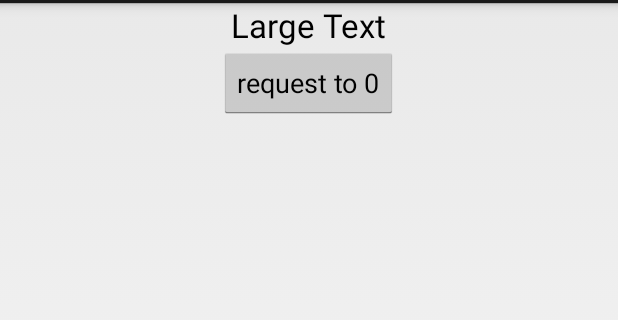
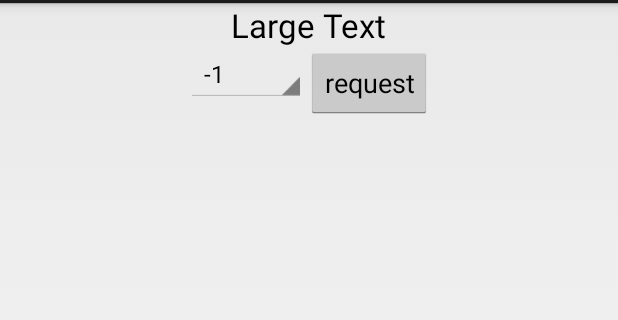
Before and after one commit to nilsen340/JohnsElevator, an Android app: the layout fragment_elevator.xml on its own in the app's theme, with its tools: preview values and no code run, on a phone screen of 412 x 824 dp, the part 69-389 px from its top. Run offline under Robolectric (Android 15) with nearby library versions, the phone set to English and light mode, and no system bars.

Commit message:
Updated GUI with spinners for selecting floor
floors are now divided into basement and over ground floors

```diff
--- a/app/src/main/java/com/nilsen340/johnselevator/app/Elevator.java
+++ b/app/src/main/java/com/nilsen340/johnselevator/app/Elevator.java
@@ -18,7 +18,9 @@ public class Elevator implements Engine.EngineListener {
 
     private static final String TAG = "com.nilsen340.johnselevator.Elevator";
 
-    public static final int NUM_FLOORS = 8;
+    public static final int OVER_GROUND_FLOORS = 7;
+    public static final int BASEMENT_FLOORS = 1;
+    public static final int NUM_FLOORS = OVER_GROUND_FLOORS + BASEMENT_FLOORS;
 
     private int currentFloor;
     private int wantedFloor;
@@ -43,6 +45,7 @@ public class Elevator implements Engine.EngineListener {
     public void requestElevatorToFloor(int floorNum) {
         Log.d(TAG, "request to floor " + floorNum + " current: " + currentFloor + " movement: " + movement + " isServing: " + isServing);
         if(isServing && isBetweenCurrentAndWanted(floorNum)){
+            Log.d(TAG, "adding floor " + floorNum + " to planned stops");
             plannedStops.add(floorNum);
             return;
         }
@@ -61,6 +64,7 @@ public class Elevator implements Engine.EngineListener {
         Log.d(TAG, "engine notified we're on floor: " + currentFloor);
         if(isCurrentPlannedStop()){
             performPlannedStop();
+            return;
         }
         if(wantedFloor < currentFloor){
             executeRequest(wantedFloor);
@@ -73,6 +77,7 @@ public class Elevator implements Engine.EngineListener {
         notifyListenersCurrentFloorChanged();
         if(isCurrentPlannedStop()){
             performPlannedStop();
+            return;
         }
         if(wantedFloor > currentFloor) {
             executeRequest(wantedFloor);
@@ -126,7 +131,6 @@ public class Elevator implements Engine.EngineListener {
                 }
             }
         });
-        service.shutdown();
     }
 
     private void notifyStopTimeUp(){
@@ -169,7 +173,7 @@ public class Elevator implements Engine.EngineListener {
 
     private void notifyListenersCurrentFloorChanged(){
         for(ElevatorEventListener listener : listeners){
-            listener.currentFloorChanged(currentFloor);
+            listener.currentFloorChanged(currentFloor - BASEMENT_FLOORS);
         }
     }
 
@@ -179,7 +183,19 @@ public class Elevator implements Engine.EngineListener {
         }
     }
 
-    public int getCurrentFloor(){
+    /**
+     * gets current floor
+     * @return current floor
+     */
+    public int getCurrentFloor() {
+        return currentFloor - BASEMENT_FLOORS;
+    }
+
+    /**
+     * gets current floor when floor count starts on 0
+     * @return absolute current floor
+     */
+    public int getAbsoluteCurrentFloor(){
         return currentFloor;
     }
 
@@ -223,6 +239,14 @@ public class Elevator implements Engine.EngineListener {
         return listeners.size();
     }
 
+    public static List<Integer> getAvailableFloors() {
+        List<Integer> floors = new ArrayList<Integer>();
+        for(int i = 0; i < NUM_FLOORS; i++){
+            floors.add(i -  BASEMENT_FLOORS);
+        }
+        return floors;
+    }
+
     public interface ElevatorEventListener{
         void stoppedOnFloor(int floor);
         void currentFloorChanged(int currentFloor);
--- /dev/null
+++ b/app/src/main/java/com/nilsen340/johnselevator/app/ElevatorSpinner.java
@@ -0,0 +1,21 @@
+package com.nilsen340.johnselevator.app;
+
+import android.content.Context;
+import android.util.AttributeSet;
+import android.widget.ArrayAdapter;
+import android.widget.Spinner;
+
+
+/**
+ * Created by john on 27/04/14.
+ */
+public class ElevatorSpinner extends Spinner {
+
+
+    public ElevatorSpinner(Context context, AttributeSet attrs) {
+        super(context, attrs);
+        ArrayAdapter<Integer> adapter = new ArrayAdapter<Integer>(context, android.R.layout.simple_spinner_item);
+        adapter.addAll(Elevator.getAvailableFloors());
+        this.setAdapter(adapter);
+    }
+}
--- a/app/src/main/res/layout/fragment_elevator.xml
+++ b/app/src/main/res/layout/fragment_elevator.xml
@@ -6,11 +6,6 @@
 
     <include layout="@layout/elevator_indicator"/>
 
-    <Button
-        android:layout_width="wrap_content"
-        android:layout_height="wrap_content"
-        android:text="@string/request_to_zero"
-        android:id="@+id/request_to_zero"
-        android:layout_gravity="center_horizontal" />
+    <include layout="@layout/request_elevator_view"/>
 
 </LinearLayout>
--- /dev/null
+++ b/app/src/main/res/layout/request_elevator_view.xml
@@ -0,0 +1,20 @@
+<?xml version="1.0" encoding="utf-8"?>
+
+<RelativeLayout xmlns:android="http://schemas.android.com/apk/res/android"
+    android:orientation="vertical" android:layout_width="match_parent"
+    android:layout_height="match_parent"
+    android:gravity="center_horizontal">
+
+    <com.nilsen340.johnselevator.app.ElevatorSpinner
+        android:layout_width="80dp"
+        android:layout_height="wrap_content"
+        android:id="@+id/floor_spinner" />
+
+    <Button
+        android:layout_width="wrap_content"
+        android:layout_height="wrap_content"
+        android:text="@string/request_elevator"
+        android:layout_toRightOf="@id/floor_spinner"
+        android:id="@+id/request_button"
+        android:layout_gravity="center_horizontal" />
+</RelativeLayout>
--- a/app/src/main/res/values/strings.xml
+++ b/app/src/main/res/values/strings.xml
@@ -6,5 +6,5 @@
     <string name="action_settings">Settings</string>
 
     <string name="request_to_zero">request to 0</string>
-
+    <string name="request_elevator">request</string>
 </resources>
```
Also changed, not shown: app/src/main/java/com/nilsen340/johnselevator/app/ElevatorFragment.java (+4 -6 lines), 2 other files.
